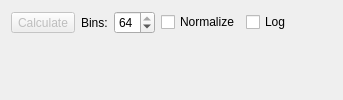
This is tse_analytics/modules/phenomaster/submodules/actimot/views/heatmap/heatmap_widget.ui in TSE-Systems/tse-analytics as Qt 5 draws it before an edit. The edited form follows.
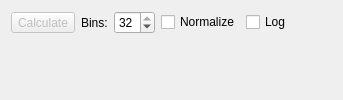
This is the edited form. Custom widgets are drawn as their Qt base class.

Patch:
```diff
--- a/tse_analytics/modules/phenomaster/submodules/actimot/views/heatmap/heatmap_widget.ui
+++ b/tse_analytics/modules/phenomaster/submodules/actimot/views/heatmap/heatmap_widget.ui
@@ -29,10 +29,10 @@
         <number>1</number>
        </property>
        <property name="maximum">
-        <number>64</number>
+        <number>32</number>
        </property>
        <property name="value">
-        <number>64</number>
+        <number>32</number>
        </property>
       </widget>
      </item>
```
